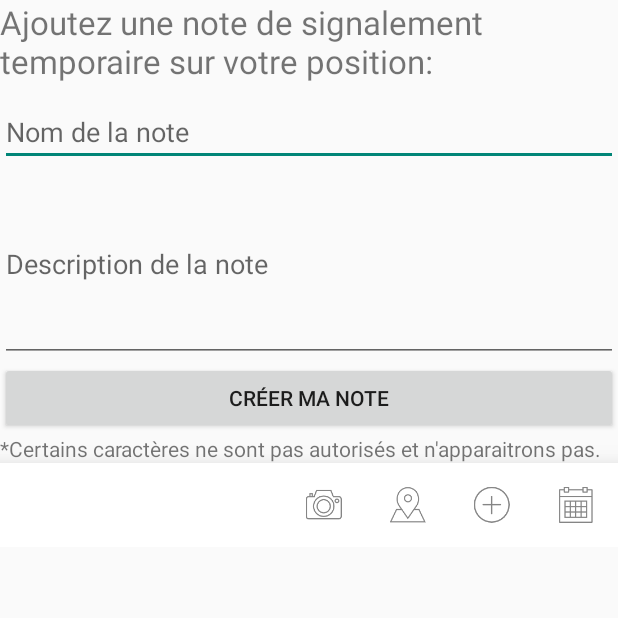
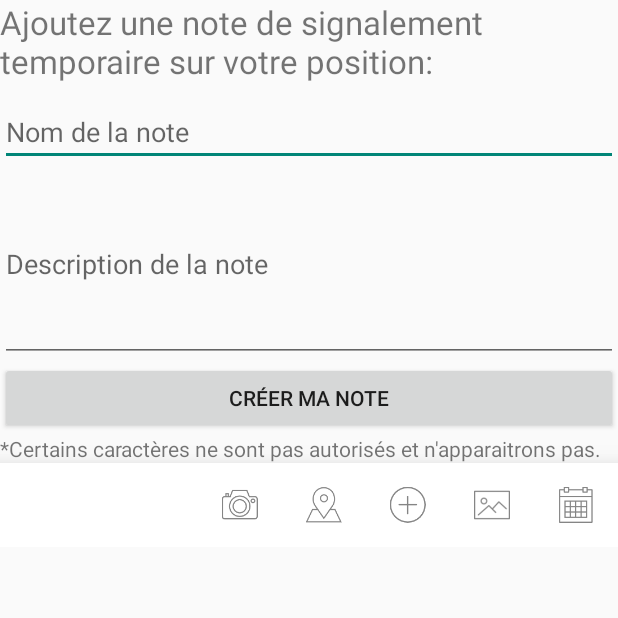
Before and after one commit to ThibautE/ProjetAR, an Android app: the screen it shows after launch (AddPoi), after a tap on "Ajouter Note", on a phone screen of 412 x 824 dp, the top half of it. Run offline under Robolectric (Android 15) with nearby library versions, the phone set to English and light mode, and no system bars; libraries missing offline, so code that uses them is left out: com.wikitude.architect; pictures from the network do not load; 9 statements that could not run were skipped.

Commit message:
Ajout d'un lien vers la galerie photo dans le menu

```diff
--- a/app/src/main/java/com/cmil3/ar/projetar/AddPoi.java
+++ b/app/src/main/java/com/cmil3/ar/projetar/AddPoi.java
@@ -80,6 +80,11 @@ public class AddPoi extends Activity implements LocationListener {
                         break;
                     case R.id.action_addPoi:
                         break;
+                    case R.id.action_galerie:
+                        Uri gal = Uri.parse("http://www.lirmm.fr/campusar/galerie/");
+                        Intent intent_gal = new Intent(Intent.ACTION_VIEW, gal);
+                        startActivity(intent_gal);
+                        break;
                     case R.id.action_calendar:
                         Intent calen = new Intent(AddPoi.this, Calendar.class);
                         startActivity(calen);
--- a/app/src/main/java/com/cmil3/ar/projetar/Calendar.java
+++ b/app/src/main/java/com/cmil3/ar/projetar/Calendar.java
@@ -90,6 +90,11 @@ import static com.cmil3.ar.projetar.R.id.wrap_content;
                             case R.id.action_addPoi:
                                 Intent addPoi = new Intent(Calendar.this, AddPoi.class);
                                 startActivity(addPoi);
+                                break;
+                            case R.id.action_galerie:
+                                Uri gal = Uri.parse("http://www.lirmm.fr/campusar/galerie/");
+                                Intent intent_gal = new Intent(Intent.ACTION_VIEW, gal);
+                                startActivity(intent_gal);
                                 break;
                             case R.id.action_calendar:
                                 break;
--- a/app/src/main/java/com/cmil3/ar/projetar/Carte.java
+++ b/app/src/main/java/com/cmil3/ar/projetar/Carte.java
@@ -5,6 +5,7 @@ import android.content.Intent;
 import android.content.pm.PackageManager;
 import android.graphics.Color;
 import android.graphics.Typeface;
+import android.net.Uri;
 import android.os.Bundle;
 import android.support.v4.app.ActivityCompat;
 import android.support.v4.app.FragmentActivity;
@@ -65,6 +66,11 @@ public class Carte extends FragmentActivity implements OnMapReadyCallback {
                     case R.id.action_addPoi:
                         Intent addPoi = new Intent(Carte.this, AddPoi.class);
                         startActivity(addPoi);
+                        break;
+                    case R.id.action_galerie:
+                        Uri gal = Uri.parse("http://www.lirmm.fr/campusar/galerie/");
+                        Intent intent_gal = new Intent(Intent.ACTION_VIEW, gal);
+                        startActivity(intent_gal);
                         break;
                     case R.id.action_calendar:
                         Intent calen = new Intent(Carte.this, Calendar.class);
--- a/app/src/main/java/com/cmil3/ar/projetar/MainActivity.java
+++ b/app/src/main/java/com/cmil3/ar/projetar/MainActivity.java
@@ -7,11 +7,13 @@ import android.location.Location;
 import android.location.LocationListener;
 import android.location.LocationManager;
 import android.location.LocationProvider;
+import android.net.Uri;
 import android.os.Bundle;
 import android.support.v4.app.ActivityCompat;
 import android.support.v7.app.AppCompatActivity;
 import android.support.v7.widget.Toolbar;
 import android.view.MenuItem;
+import android.webkit.WebView;
 import android.widget.Toast;
 
 import com.wikitude.architect.ArchitectStartupConfiguration;
@@ -45,6 +47,11 @@ public class MainActivity extends AppCompatActivity implements LocationListener{
                     case R.id.action_addPoi:
                         Intent addPoi = new Intent(MainActivity.this, AddPoi.class);
                         startActivity(addPoi);
+                        break;
+                    case R.id.action_galerie:
+                        Uri gal = Uri.parse("http://www.lirmm.fr/campusar/galerie/");
+                        Intent intent_gal = new Intent(Intent.ACTION_VIEW, gal);
+                        startActivity(intent_gal);
                         break;
                     case R.id.action_calendar:
                         Intent calen = new Intent(MainActivity.this, Calendar.class);
--- a/app/src/main/res/layout/activity_carte.xml
+++ b/app/src/main/res/layout/activity_carte.xml
@@ -20,6 +20,7 @@
         android:layout_height="?attr/actionBarSize"
         android:layout_alignParentBottom="true"
         android:layout_gravity="bottom|right"
+        android:layout_marginLeft="-20dp"
         android:background="?attr/colorPrimary"
         android:elevation="15dp"
         android:theme="@style/ThemeOverlay.AppCompat.ActionBar"
--- a/app/src/main/res/layout/activity_main.xml
+++ b/app/src/main/res/layout/activity_main.xml
@@ -22,8 +22,8 @@
             android:layout_height="?attr/actionBarSize"
             android:layout_alignParentBottom="true"
             android:layout_gravity="bottom|right"
-            android:layout_marginBottom="90dp"
-            android:layout_marginRight="-95dp"
+            android:layout_marginBottom="100dp"
+            android:layout_marginRight="-120dp"
             android:background="?attr/colorPrimary"
             android:elevation="15dp"
             android:rotation="270"
--- a/app/src/main/res/menu/menumain.xml
+++ b/app/src/main/res/menu/menumain.xml
@@ -28,6 +28,14 @@
         />
 
     <item
+        android:id="@+id/action_galerie"
+        android:orderInCategory="100"
+        app:showAsAction="always"
+        android:title="@string/galerie"
+        android:icon="@drawable/ic_galerie"
+        />
+
+    <item
         android:id="@+id/action_calendar"
         android:orderInCategory="100"
         app:showAsAction="always"
--- a/app/src/main/res/menu/menumain_rotated.xml
+++ b/app/src/main/res/menu/menumain_rotated.xml
@@ -28,6 +28,14 @@
         />
 
     <item
+        android:id="@+id/action_galerie"
+        android:orderInCategory="100"
+        app:showAsAction="always"
+        android:title="@string/galerie"
+        android:icon="@drawable/ic_galerie_rotate"
+        />
+
+    <item
         android:id="@+id/action_calendar"
         android:orderInCategory="100"
         app:showAsAction="always"
--- a/app/src/main/res/values/strings.xml
+++ b/app/src/main/res/values/strings.xml
@@ -11,6 +11,7 @@
     <string name="ENT">ENT</string>
     <string name="FDS">FDS</string>
     <string name="agenda">Agenda</string>
+    <string name="galerie">Galerie</string>
     <string name="addPoi">Ajouter Note</string>
     <string name="createNote">Créer ma note</string>
     <string name="menu">Menu</string>
```
Also changed, not shown: app/src/main/ic_galerie-web.png (added), app/src/main/ic_galerie_rotate-web.png (added), app/src/main/res/drawable-hdpi/ic_galerie.png (added), app/src/main/res/drawable-hdpi/ic_galerie_rotate.png (added), app/src/main/res/drawable-mdpi/ic_galerie.png (added), app/src/main/res/drawable-mdpi/ic_galerie_rotate.png (added), app/src/main/res/drawable-xhdpi/ic_galerie.png (added), app/src/main/res/drawable-xhdpi/ic_galerie_rotate.png (added), app/src/main/res/drawable-xxhdpi/ic_galerie.png (added), app/src/main/res/drawable-xxhdpi/ic_galerie_rotate.png (added).
